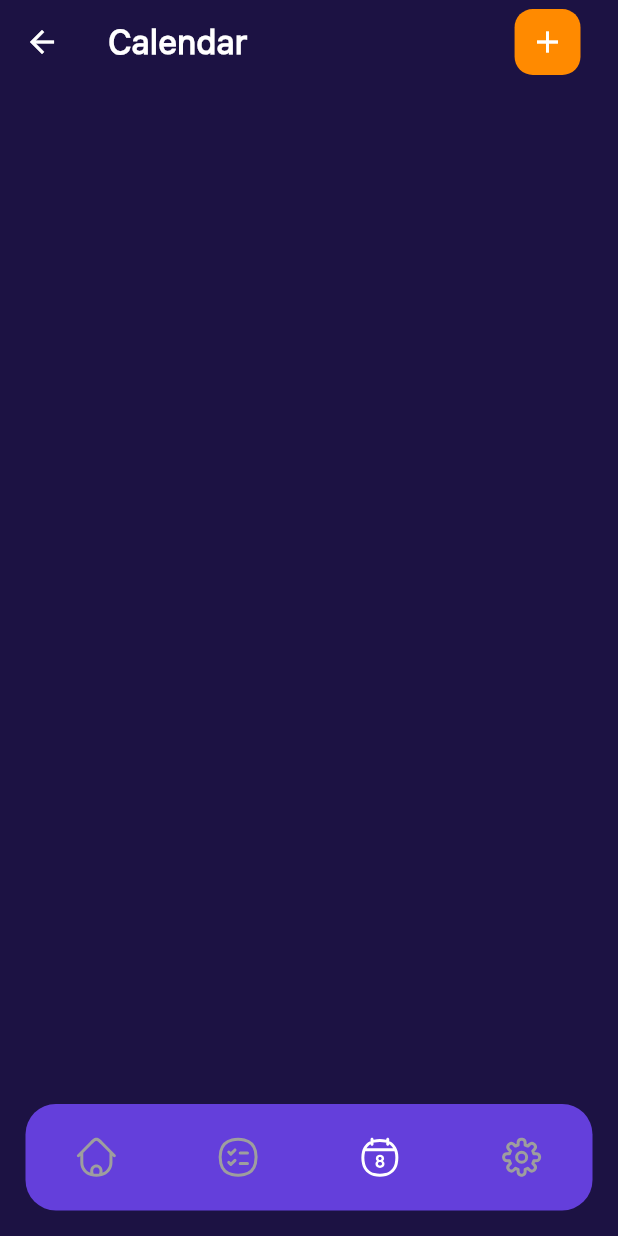
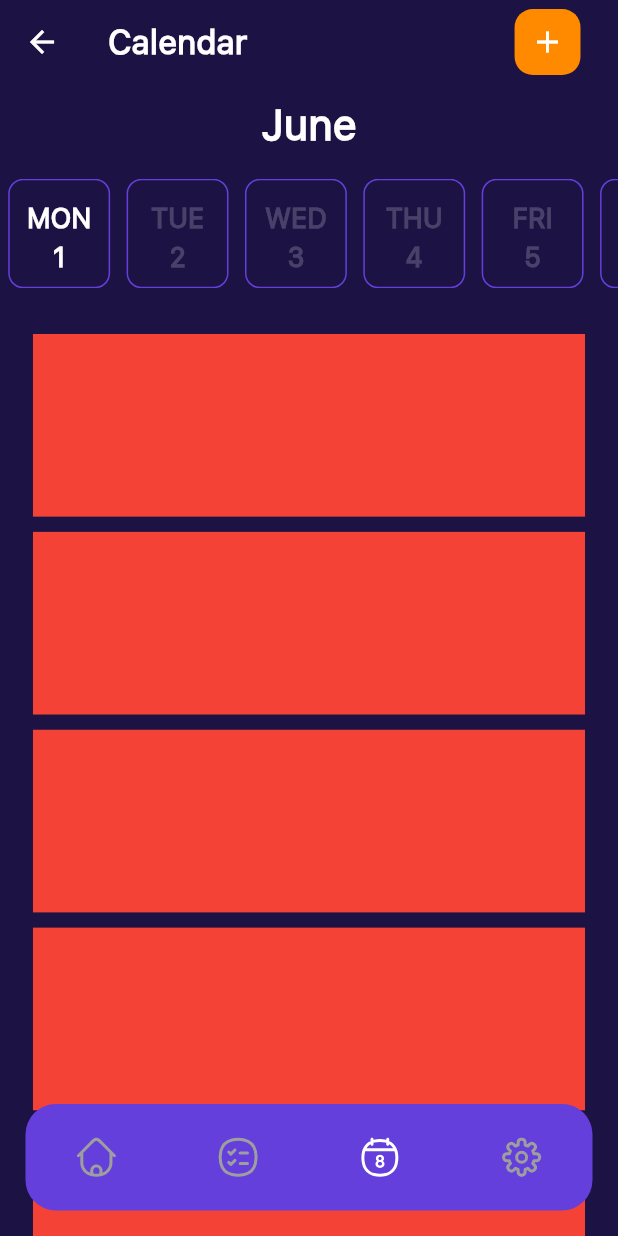
Before and after one commit to AkmaljonMOBILEdev/daily_routine_app, a Flutter app: the TagBox screen opened by its route, item 3 of the bottom bar chosen, on a phone screen of 412 x 824 dp. Run offline on Flutter 3.47's test engine with Material 2 defaults, Android fonts, the phone set to English and light mode, and no system bars; drawn by our look-alikes of zoom_tap_animation; our stand-ins replace flutter_screenutil, flutter_svg, shared_preferences; accounts and stored records are empty; statements that could not run were skipped.

Commit message:
added only calendar screen ui

```diff
--- a/lib/ui/calendar_screen/calendar_screen.dart
+++ b/lib/ui/calendar_screen/calendar_screen.dart
@@ -1,6 +1,6 @@
+import 'package:daily_routine_app/ui/calendar_screen/widgets/calendar_button.dart';
 import 'package:flutter/material.dart';
 import 'package:flutter_screenutil/flutter_screenutil.dart';
-import 'package:zoom_tap_animation/zoom_tap_animation.dart';
 
 import '../../utils/colors.dart';
 
@@ -12,9 +12,80 @@ class CalendarScreen extends StatefulWidget {
 }
 
 class _CalendarScreenState extends State<CalendarScreen> {
+  List<String> daysOfWeek = ['MON','TUE','WED','THU','FRI','SUT','SUN'];
+  List<String> numOfWeek = ['1','2','3','4','5','6','7'];
+  int currentIndex = 0;
+  bool isTap = false;
   @override
   Widget build(BuildContext context) {
     return Scaffold(
+      body: SizedBox(
+        width: double.infinity,
+        child: ListView(
+          physics: const BouncingScrollPhysics(),
+          children: [
+            Column(
+              children: [
+                SizedBox(height: 10.h,),
+                Text('June',style: Theme.of(context).textTheme.titleLarge!.copyWith(fontSize: 28),),
+                SizedBox(height: 20,),
+                SizedBox(
+                  height: 72.h,
+                  child: ListView(
+                      scrollDirection: Axis.horizontal,
+                      children:List.generate(7, (index) => Container(
+                        margin: EdgeInsets.symmetric(horizontal: 5.w),
+                        decoration: BoxDecoration(borderRadius: BorderRadius.circular(10),color:AppColors.c1C1243,border: Border.all(color: AppColors.c643FDB)),
+                        child: CalendarButton(onTap: (){
+                          currentIndex = index;
+                          setState(() {});
+                        }, dayOfWeek: daysOfWeek[index], numOfWeek: numOfWeek[index],isTap:isTap, currentIndex: index, ownIndex: currentIndex,),
+                      ),
+                      )
+                  ),
+                ),
+                SizedBox(height: 30.h,),
+                Container(
+                  height: 120.h,
+                  width: 335.w,
+                  color: Colors.red,
+                ),
+                SizedBox(height: 10.h,),
+                Container(
+                  height: 120.h,
+                  width: 335.w,
+                  color: Colors.red,
+                ),
+                SizedBox(height: 10.h,),
+                Container(
+                  height: 120.h,
+                  width: 335.w,
+                  color: Colors.red,
+                ),
+                SizedBox(height: 10.h,),
+                Container(
+                  height: 120.h,
+                  width: 335.w,
+                  color: Colors.red,
+                ),
+                SizedBox(height: 10.h,),
+                Container(
+                  height: 120.h,
+                  width: 335.w,
+                  color: Colors.red,
+                ),
+                SizedBox(height: 10.h,),
+                Container(
+                  height: 120.h,
+                  width: 335.w,
+                  color: Colors.red,
+                ),
+
+              ],
+            ),
+          ],
+        )
+      ),
     );
   }
 }
--- /dev/null
+++ b/lib/ui/calendar_screen/widgets/calendar_button.dart
@@ -0,0 +1,41 @@
+import 'package:daily_routine_app/utils/colors.dart';
+import 'package:flutter/material.dart';
+import 'package:flutter_screenutil/flutter_screenutil.dart';
+
+class CalendarButton extends StatefulWidget {
+  const CalendarButton({super.key, required this.onTap, required this.dayOfWeek, required this.numOfWeek,required this.isTap, required this.currentIndex, required this.ownIndex});
+
+  final VoidCallback onTap;
+  final String dayOfWeek;
+  final String numOfWeek;
+  final bool isTap;
+  final int currentIndex;
+  final int ownIndex ;
+
+
+  @override
+  State<CalendarButton> createState() => _CalendarButtonState();
+}
+
+class _CalendarButtonState extends State<CalendarButton> {
+
+  @override
+  Widget build(BuildContext context) {
+    return Ink(
+      width: 60.w,
+      decoration: BoxDecoration(borderRadius: BorderRadius.circular(10),color:AppColors.c1C1243,border: Border.all(color: AppColors.c643FDB)),
+      child:InkWell(
+        onTap: widget.onTap,
+        child: Column(
+          mainAxisAlignment: MainAxisAlignment.center,
+          children: [
+            SizedBox(height: 5.h,),
+            Text(widget.dayOfWeek,style:widget.currentIndex!=widget.ownIndex?Theme.of(context).textTheme.bodySmall!.copyWith(fontSize: 18,fontWeight: FontWeight.w600):Theme.of(context).textTheme.titleLarge!.copyWith(fontSize: 18,fontWeight: FontWeight.w600)),
+            SizedBox(height: 5.h,),
+            Text(widget.numOfWeek,style:widget.currentIndex!=widget.ownIndex?Theme.of(context).textTheme.bodySmall!.copyWith(fontSize: 18,fontWeight: FontWeight.w600):Theme.of(context).textTheme.titleLarge!.copyWith(fontSize: 18,fontWeight: FontWeight.w600))
+          ],
+        ),
+      ),
+    );
+  }
+}
--- a/lib/utils/colors.dart
+++ b/lib/utils/colors.dart
@@ -10,6 +10,7 @@ class AppColors{
   static const Color cFFE7CC=Color(0xFFFFE7CC);
   static const Color c47C272=Color(0xFF47C272);
   static const Color cFF8A00=Color(0xFFFF8A00);
+  static  Color passiveWhite = const Color(0xFFFFFFFF).withOpacity(0.2);
 
 
 }
--- a/lib/utils/theme.dart
+++ b/lib/utils/theme.dart
@@ -134,7 +134,7 @@ class AppTheme{
               statusBarIconBrightness: Brightness.light
           )
       ),
-      textTheme: const TextTheme(
+      textTheme:  TextTheme(
         //display
           displayLarge: TextStyle(
               color: AppColors.white,
@@ -225,7 +225,7 @@ class AppTheme{
               fontFamily: 'SF Pro Text'
           ),
           bodySmall: TextStyle(
-              color: AppColors.white,
+              color: AppColors.passiveWhite,
               fontSize: 12,
               fontWeight: FontWeight.w500,
               fontFamily: 'SF Pro Text'
```
